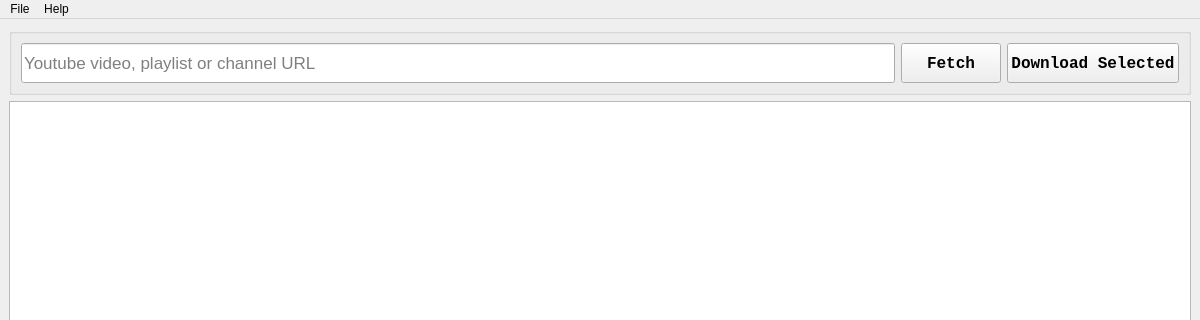
Before: the Qt Designer form ui/form.ui in hyperfield/yt-channel-downloader, drawn with Qt 5; both pictures show x 0 to 1200 and y 0 to 320 of the 1200 by 600 pixel window.
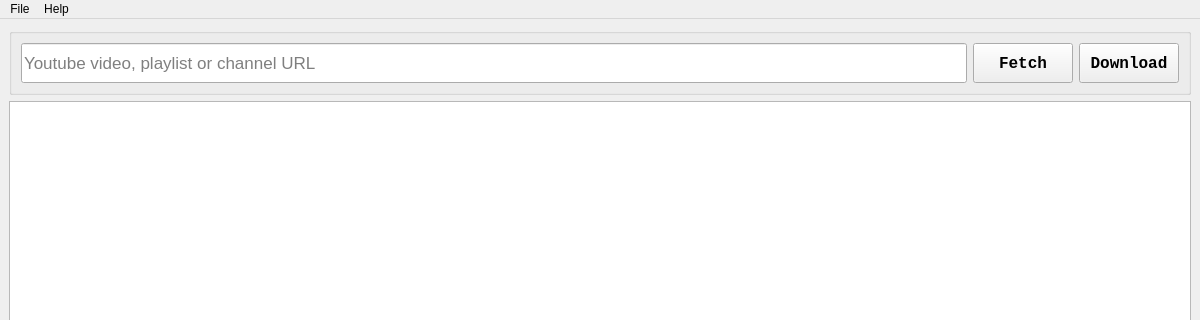
After: the same form once the commit is applied. Icons and pictures are not drawn.

Commit message: altered one form

```diff
--- a/ui/form.ui
+++ b/ui/form.ui
@@ -54,7 +54,7 @@
       </property>
       <layout class="QGridLayout" name="gridLayout">
        <property name="sizeConstraint">
-        <enum>QLayout::SizeConstraint::SetMinAndMaxSize</enum>
+        <enum>QLayout::SetDefaultConstraint</enum>
        </property>
        <item row="0" column="2">
         <widget class="QPushButton" name="downloadSelectedVidsButton">
@@ -74,11 +74,12 @@
           <font>
            <family>Courier New</family>
            <pointsize>12</pointsize>
+           <weight>75</weight>
            <bold>true</bold>
           </font>
          </property>
          <property name="text">
-          <string>Download Selected</string>
+          <string>Download</string>
          </property>
         </widget>
        </item>
@@ -149,6 +150,7 @@
           <font>
            <family>Courier New</family>
            <pointsize>12</pointsize>
+           <weight>75</weight>
            <bold>true</bold>
           </font>
          </property>
```
Left out of the diff: 30 changed lines with no effect on the pictures. The commit also changes 1 other file.
